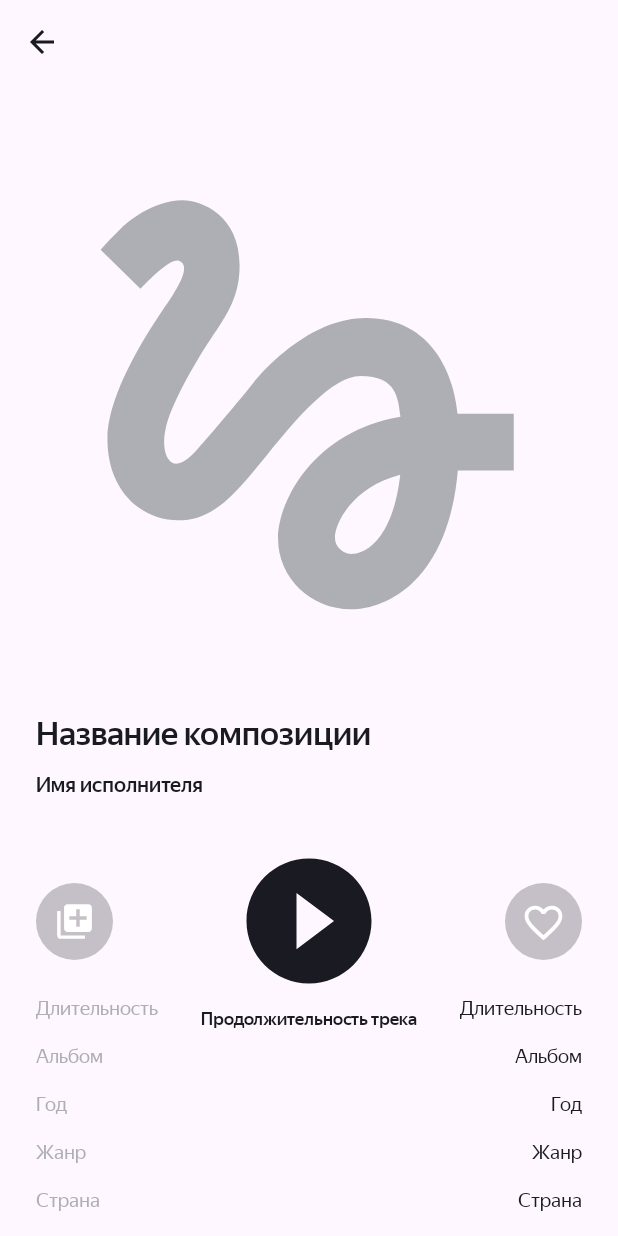
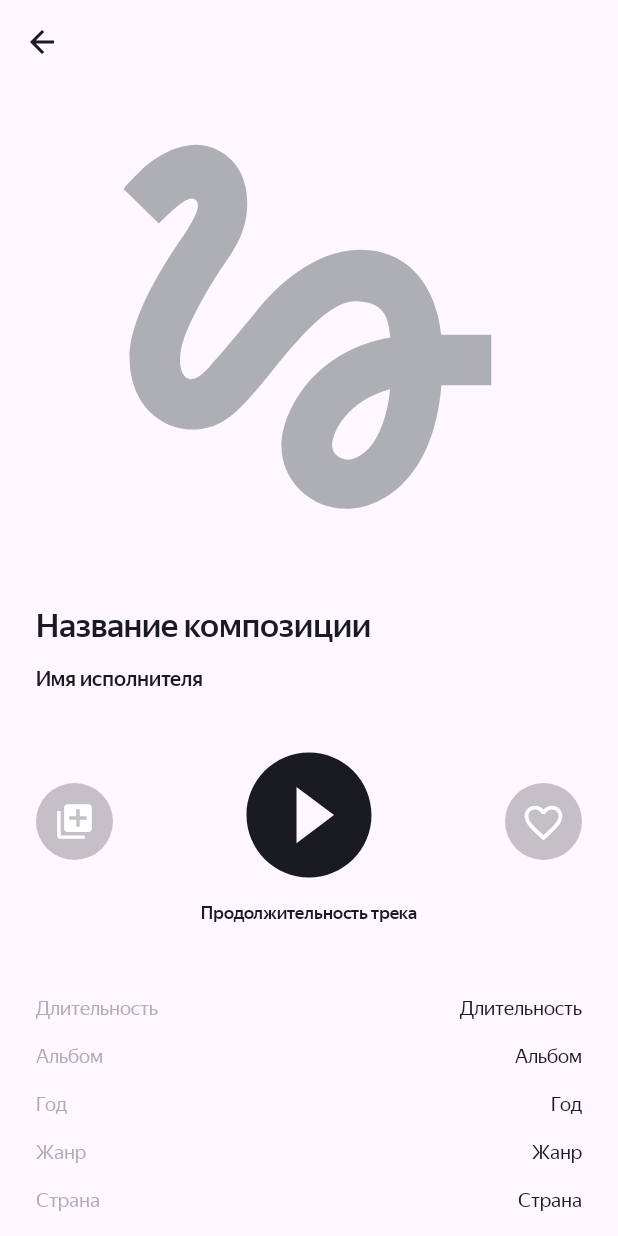
Before and after one commit to ZarubaGit/MusicApp, an Android app: the AudioPlayer screen opened directly, with no data from a screen before it, on a phone screen of 412 x 824 dp. Run offline under Robolectric (Android 15) with nearby library versions, the phone set to English and light mode, and no system bars; pictures from the network do not load; 12 statements that could not run were skipped.

Commit message:
1. Исправил верстку экрана AudioPlayer 2. скорректировал отображение кнопки Play/Pause и отсчета времени трека

```diff
--- a/app/src/main/java/com/example/playlistmaker/domain/player/AudioPlayerInteractor.kt
+++ b/app/src/main/java/com/example/playlistmaker/domain/player/AudioPlayerInteractor.kt
@@ -12,4 +12,9 @@ interface AudioPlayerInteractor {
     fun getCurrentState(): State
     fun getCurrentPosition(): Int
 
+    fun setListenersPlayer(
+        onPrepared: () -> Unit,
+        onCompleteListener: () -> Unit
+    )
+
 }
--- a/app/src/main/java/com/example/playlistmaker/domain/player/impl/AudioPlayerInteractorImpl.kt
+++ b/app/src/main/java/com/example/playlistmaker/domain/player/impl/AudioPlayerInteractorImpl.kt
@@ -25,13 +25,13 @@ class AudioPlayerInteractorImpl(
 
     override fun preparePlayer(url: String?, onCompletePlaying: () -> Unit) {
         if (state == State.DEFAULT) {
-            mediaPlayer.reset()
             mediaPlayer.setDataSource(url)
             mediaPlayer.prepareAsync()
-            mediaPlayer.setOnPreparedListener {
-                state = State.PREPARED
-                onCompletePlaying()
-            }
+            setListenersPlayer({ state = State.PREPARED },
+                {
+                    state = State.PREPARED
+                    onCompletePlaying()
+                })
         }
     }
 
@@ -43,4 +43,18 @@ class AudioPlayerInteractorImpl(
     override fun getCurrentState() = state
 
     override fun getCurrentPosition(): Int = mediaPlayer.currentPosition
+
+    override fun setListenersPlayer(
+        onPrepared: () -> Unit,
+        onCompleteListener: () -> Unit
+    ) {
+
+        mediaPlayer.setOnPreparedListener {
+            onPrepared()
+        }
+
+        mediaPlayer.setOnCompletionListener {
+            onCompleteListener()
+        }
+    }
 }
--- a/app/src/main/java/com/example/playlistmaker/ui/audioPlayer/activity/AudioPlayer.kt
+++ b/app/src/main/java/com/example/playlistmaker/ui/audioPlayer/activity/AudioPlayer.kt
@@ -20,7 +20,7 @@ import org.koin.androidx.viewmodel.ext.android.viewModel
 
 class AudioPlayer : AppCompatActivity() {
 
-    private val viewModel: AudioPlayerViewModel by viewModel()//внедрение зависимостей с помощью DI и Koin
+    private val viewModel: AudioPlayerViewModel by viewModel()
     private lateinit var artworkImageView: ImageView
     private lateinit var binding: ActivityAudioPlayerBinding
     private val formatTime by lazy { SimpleDateFormat("mm:ss", Locale.getDefault()) }
@@ -88,7 +88,6 @@ class AudioPlayer : AppCompatActivity() {
     }
 
     private fun render(state: PlayerState) {
-        if (::savedTimeTrack.isInitialized) {
             when (state) {
                 PlayerState.PLAYING -> {
                     binding.playButton.setImageResource(R.drawable.button_pause)
@@ -105,7 +104,6 @@ class AudioPlayer : AppCompatActivity() {
                     savedTimeTrack = getString(R.string.timebar_start)
                 }
             }
-        }
     }
 
 
--- a/app/src/main/java/com/example/playlistmaker/ui/audioPlayer/view_model_audio_player/AudioPlayerViewModel.kt
+++ b/app/src/main/java/com/example/playlistmaker/ui/audioPlayer/view_model_audio_player/AudioPlayerViewModel.kt
@@ -13,7 +13,7 @@ import com.example.playlistmaker.ui.audioPlayer.PlayerState
 import java.text.SimpleDateFormat
 import java.util.*
 
-class AudioPlayerViewModel(private val audioPlayerInteractor: AudioPlayerInteractor) : ViewModel() {//внедрение зависимостей с помощью DI и Koin
+class AudioPlayerViewModel(private val audioPlayerInteractor: AudioPlayerInteractor) : ViewModel() {
 
     private val handler = Handler(Looper.getMainLooper())
 
@@ -37,8 +37,8 @@ class AudioPlayerViewModel(private val audioPlayerInteractor: AudioPlayerInterac
     fun preparePlayer (previewUrl: String){
         audioPlayerInteractor.preparePlayer(previewUrl) {
             renderState(PlayerState.PREPARED)
-            updateTime()
         }
+        renderState(PlayerState.PREPARED)
     }
 
     private fun startPlayer(){
@@ -57,7 +57,7 @@ class AudioPlayerViewModel(private val audioPlayerInteractor: AudioPlayerInterac
         if(audioPlayerInteractor.getCurrentState() == State.PLAYING) {
             pausePlayer()
         }
-        else{
+        else {
             handler.removeCallbacks(playerRunnable)
             startPlayer()
         }
--- a/app/src/main/java/com/example/playlistmaker/ui/search/SearchFragment.kt
+++ b/app/src/main/java/com/example/playlistmaker/ui/search/SearchFragment.kt
@@ -13,10 +13,12 @@ import com.example.playlistmaker.R
 import com.example.playlistmaker.databinding.FragmentSearchNewBinding
 import com.example.playlistmaker.domain.models.Track
 import com.example.playlistmaker.ui.audioPlayer.activity.AudioPlayer
+import com.example.playlistmaker.ui.media.FavoriteSongsFragment
 import com.example.playlistmaker.ui.search.searchViewModel.SearchViewModel
 import org.koin.androidx.viewmodel.ext.android.viewModel
 
 class SearchFragment : Fragment() {
+
 
     private lateinit var trackAdapter: TrackAdapter
     private lateinit var binding: FragmentSearchNewBinding
@@ -135,7 +137,7 @@ class SearchFragment : Fragment() {
 
                 // открываем аудиоплеер
                 val displayIntent = Intent(requireContext(), AudioPlayer::class.java)
-                displayIntent.putExtra("track", TrackMapper.map(track))
+                displayIntent.putExtra(TRACK, TrackMapper.map(track))
                 startActivity(displayIntent)
             }
         }
@@ -219,5 +221,6 @@ class SearchFragment : Fragment() {
     //константы
     companion object {
         const val PRODUCT_AMOUNT = "PRODUCT_AMOUNT"
+        const val TRACK = "track"
     }
 }
--- a/app/src/main/res/layout/activity_audio_player.xml
+++ b/app/src/main/res/layout/activity_audio_player.xml
@@ -35,10 +35,11 @@
         android:layout_width="0dp"
         android:layout_height="0dp"
         android:layout_marginStart="8dp"
-        android:layout_marginTop="32dp"
         android:layout_marginEnd="8dp"
+        android:layout_marginBottom="24dp"
         android:scaleType="centerCrop"
         android:src="@drawable/placeholder"
+        app:layout_constraintBottom_toTopOf="@+id/nameTrackTextView"
         app:layout_constraintDimensionRatio="1:1"
         app:layout_constraintEnd_toStartOf="@+id/rightBorder"
         app:layout_constraintStart_toStartOf="@+id/leftBorder"
@@ -49,34 +50,34 @@
         android:layout_width="0dp"
         android:layout_height="wrap_content"
         android:layout_marginStart="8dp"
-        android:layout_marginTop="24dp"
+        android:layout_marginEnd="8dp"
+        android:layout_marginBottom="13dp"
+        android:ellipsize="end"
         android:fontFamily="@font/ys_display_medium"
+        android:maxLines="1"
         android:text="@string/songName"
-        android:maxLines="1"
-        android:ellipsize="end"
         android:textColor="?attr/colorOnPrimary"
-        android:layout_marginEnd="8dp"
         android:textSize="@dimen/text_size"
+        app:layout_constraintBottom_toTopOf="@+id/artistNameTextView"
         app:layout_constraintEnd_toStartOf="@+id/rightBorder"
-        app:layout_constraintStart_toStartOf="@+id/leftBorder"
-        app:layout_constraintTop_toBottomOf="@+id/artworkImageView" />
+        app:layout_constraintStart_toStartOf="@+id/leftBorder" />
 
     <TextView
         android:id="@+id/artistNameTextView"
         android:layout_width="0dp"
         android:layout_height="wrap_content"
         android:layout_marginStart="8dp"
-        android:layout_marginTop="12dp"
         android:layout_marginEnd="8dp"
-        android:maxLines="1"
+        android:layout_marginBottom="32dp"
         android:ellipsize="end"
         android:fontFamily="@font/ys_display_medium"
+        android:maxLines="1"
         android:text="@string/nameArtist"
+        android:textColor="?attr/colorOnPrimary"
         android:textSize="@dimen/dimen14"
-        android:textColor="?attr/colorOnPrimary"
+        app:layout_constraintBottom_toTopOf="@+id/playButton"
         app:layout_constraintEnd_toStartOf="@+id/rightBorder"
-        app:layout_constraintStart_toStartOf="@+id/leftBorder"
-        app:layout_constraintTop_toBottomOf="@+id/nameTrackTextView" />
+        app:layout_constraintStart_toStartOf="@+id/leftBorder" />
 
     <ImageView
         android:id="@+id/addToPlayListButton"
@@ -84,7 +85,7 @@
         android:layout_height="@dimen/dimen51"
         android:layout_marginStart="8dp"
         android:clickable="true"
-        app:layout_constraintBottom_toBottomOf="@+id/playButton"
+        app:layout_constraintBottom_toTopOf="@+id/trackTime"
         app:layout_constraintHorizontal_chainStyle="spread_inside"
         app:layout_constraintStart_toStartOf="@+id/leftBorder"
         app:layout_constraintTop_toTopOf="@+id/playButton"
@@ -94,18 +95,18 @@
         android:id="@+id/playButton"
         android:layout_width="@dimen/dimen100"
         android:layout_height="@dimen/dimen100"
-        android:layout_marginTop="32dp"
-        app:layout_constraintEnd_toEndOf="@+id/artistNameTextView"
-        app:layout_constraintStart_toStartOf="@+id/artistNameTextView"
-        app:layout_constraintTop_toBottomOf="@+id/artistNameTextView"
-        app:srcCompat="@drawable/button_play"/>
+        android:layout_marginBottom="8dp"
+        app:layout_constraintBottom_toTopOf="@+id/trackTime"
+        app:layout_constraintEnd_toStartOf="@+id/rightBorder"
+        app:layout_constraintStart_toStartOf="@+id/leftBorder"
+        app:srcCompat="@drawable/button_play" />
 
     <ImageView
         android:id="@+id/likeButton"
         android:layout_width="@dimen/dimen51"
         android:layout_height="@dimen/dimen51"
         android:layout_marginEnd="8dp"
-        app:layout_constraintBottom_toBottomOf="@+id/playButton"
+        app:layout_constraintBottom_toTopOf="@+id/trackTime"
         app:layout_constraintEnd_toStartOf="@+id/rightBorder"
         app:layout_constraintTop_toTopOf="@+id/playButton"
         app:srcCompat="@drawable/button_liked_track" />
@@ -114,14 +115,14 @@
         android:id="@+id/trackTime"
         android:layout_width="wrap_content"
         android:layout_height="wrap_content"
-        android:layout_marginTop="8dp"
+        android:layout_marginBottom="48dp"
         android:fontFamily="@font/ys_display_medium"
         android:text="@string/trackDuration"
+        android:textColor="?attr/colorOnPrimary"
         android:textSize="@dimen/textForArtistName"
-        android:textColor="?attr/colorOnPrimary"
-        app:layout_constraintEnd_toEndOf="@+id/playButton"
-        app:layout_constraintStart_toStartOf="@+id/playButton"
-        app:layout_constraintTop_toBottomOf="@+id/playButton" />
+        app:layout_constraintBottom_toTopOf="@+id/durationTrack"
+        app:layout_constraintEnd_toStartOf="@+id/rightBorder"
+        app:layout_constraintStart_toStartOf="@+id/leftBorder" />
 
     <TextView
         android:id="@+id/durationTrack"
```
